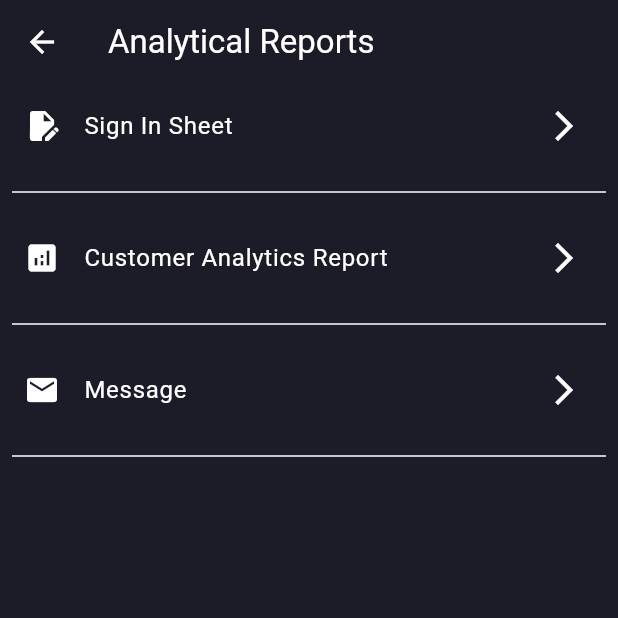
After one commit to fwdAndroid/beyoundthecall, a Flutter app: the CustomerSection screen opened directly, on a phone screen of 412 x 824 dp, the top half of it. The commit adds this screen. Run offline on Flutter 3.47's test engine with Material 2 defaults, Android fonts, the phone set to English and light mode, and no system bars; our stand-ins replace cloud_firestore, firebase_auth, firebase_core, firebase_storage, image_picker, loading_animation_widget; accounts and stored records are empty; statements that could not run were skipped.

Commit message:
Section Analytical is Added

```diff
--- /dev/null
+++ b/lib/screens/customer_section/customer_section.dart
@@ -0,0 +1,90 @@
+import 'package:beyoundthecall/utils/colors.dart';
+import 'package:flutter/material.dart';
+
+class CustomerSection extends StatefulWidget {
+  const CustomerSection({super.key});
+
+  @override
+  State<CustomerSection> createState() => _CustomerSectionState();
+}
+
+class _CustomerSectionState extends State<CustomerSection> {
+  @override
+  Widget build(BuildContext context) {
+    return Scaffold(
+      backgroundColor: mainColor,
+      appBar: AppBar(
+        iconTheme: IconThemeData(color: textColor),
+        backgroundColor: mainColor,
+        title: Text(
+          "Analytical Reports",
+          style: TextStyle(color: textColor),
+        ),
+      ),
+      body: Column(
+        children: [
+          ListTile(
+            leading: Icon(
+              Icons.edit_document,
+              color: textColor,
+            ),
+            trailing: Icon(
+              Icons.arrow_forward_ios,
+              color: textColor,
+            ),
+            title: Text(
+              "Sign In Sheet",
+              style: TextStyle(color: textColor),
+            ),
+          ),
+          Padding(
+            padding: const EdgeInsets.all(8.0),
+            child: Divider(
+              color: textColor,
+            ),
+          ),
+          ListTile(
+            leading: Icon(
+              Icons.analytics,
+              color: textColor,
+            ),
+            trailing: Icon(
+              Icons.arrow_forward_ios,
+              color: textColor,
+            ),
+            title: Text(
+              "Customer Analytics Report",
+              style: TextStyle(color: textColor),
+            ),
+          ),
+          Padding(
+            padding: const EdgeInsets.all(8.0),
+            child: Divider(
+              color: textColor,
+            ),
+          ),
+          ListTile(
+            leading: Icon(
+              Icons.email,
+              color: textColor,
+            ),
+            trailing: Icon(
+              Icons.arrow_forward_ios,
+              color: textColor,
+            ),
+            title: Text(
+              "Message",
+              style: TextStyle(color: textColor),
+            ),
+          ),
+          Padding(
+            padding: const EdgeInsets.all(8.0),
+            child: Divider(
+              color: textColor,
+            ),
+          )
+        ],
+      ),
+    );
+  }
+}
--- a/lib/screens/pages/account.dart
+++ b/lib/screens/pages/account.dart
@@ -1,3 +1,4 @@
+import 'package:beyoundthecall/screens/customer_section/customer_section.dart';
 import 'package:beyoundthecall/utils/colors.dart';
 import 'package:flutter/material.dart';
 
@@ -19,13 +20,10 @@ class _AccountState extends State<Account> {
             height: 30,
           ),
           ListTile(
-            title: Text(
-              "Joe Doe",
-              style: TextStyle(
-                  color: textColor, fontWeight: FontWeight.bold, fontSize: 22),
-            ),
-          ),
-          ListTile(
+            onTap: () {
+              Navigator.push(context,
+                  MaterialPageRoute(builder: (builder) => CustomerSection()));
+            },
             title: Text(
               "Customer Analytics",
               style: TextStyle(
```
